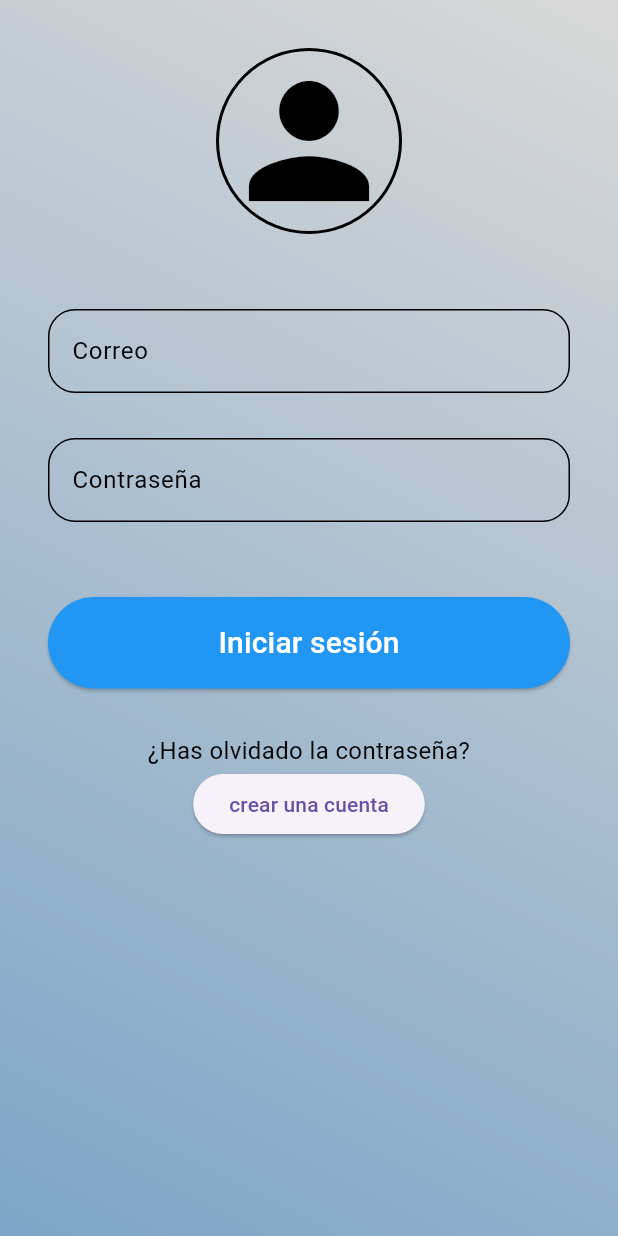
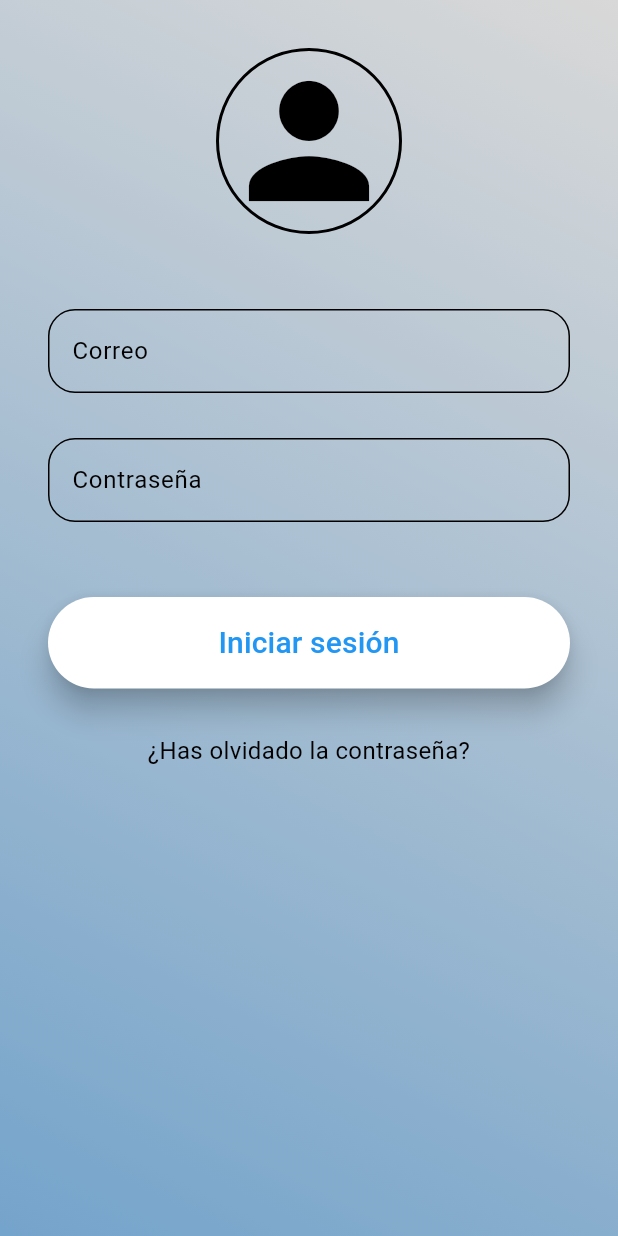
Before and after one commit to JesusGarciaShakur/App_Movil, a Flutter app: the screen it shows after launch, after a tap on "Iniciar sesión", on a phone screen of 412 x 824 dp. Run offline on Flutter 3.47's test engine with Material 3 defaults, Android fonts, the phone set to English and light mode, and no system bars; our stand-ins replace firebase_auth, firebase_core, firebase_database, fluttertoast, google_fonts, percent_indicator; accounts and stored records are empty.

Commit message:
Changes of containers and images

```diff
--- a/lib/Screens/contact_us.dart
+++ b/lib/Screens/contact_us.dart
@@ -1,3 +1,5 @@
+
+
 import 'package:flutter/material.dart';
 
 class ContactUs extends StatelessWidget {
--- a/lib/Screens/home_screen.dart
+++ b/lib/Screens/home_screen.dart
@@ -1,30 +1,22 @@
 import 'package:flutter/material.dart';
-import 'package:smca_application/create_account_screen.dart';
 import 'package:smca_application/login_page.dart';
 import 'package:smca_application/theme/app_theme.dart';
 
-class HomePage extends StatefulWidget {
-  const HomePage({super.key});
+class HomePage extends StatelessWidget {
+  const HomePage({Key? key}) : super(key: key);
 
-  @override
-  State<HomePage> createState() => LoginPageState();
-}
-
-class LoginPageState extends State<HomePage> {
-  TextEditingController usernameController = TextEditingController();
-  TextEditingController passwordController = TextEditingController();
   @override
   Widget build(BuildContext context) {
     return Container(
       decoration: AppTheme.foundColor,
       child: Scaffold(
         backgroundColor: Colors.transparent,
-        body: _page(),
+        body: _page(context),
       ),
     );
   }
 
-  Widget _page() {
+  Widget _page(BuildContext context) {
     return Padding(
       padding: const EdgeInsets.all(32.0),
       child: Center(
@@ -32,24 +24,22 @@ class LoginPageState extends State<HomePage> {
           mainAxisAlignment: MainAxisAlignment.center,
           children: [
             _logo(),
-            const SizedBox(height: 50.0),
-            _signInButton(),
-            const SizedBox(height: 30.0),
-            _createAccountButton(),
-            const SizedBox(height: 30.0),
+            const SizedBox(height: 80.0),
+            _signInButton(context),
+            const SizedBox(height: 40.0),
           ],
         ),
       ),
     );
   }
 
-  Card _logo() {
+  Widget _logo() {
     return Card(
       shape: RoundedRectangleBorder(
         borderRadius: BorderRadius.circular(360),
       ),
       margin: const EdgeInsets.all(20),
-      elevation: 10,
+      elevation: 10.0,
       child: const Column(
         children: [
           CircleAvatar(
@@ -61,68 +51,28 @@ class LoginPageState extends State<HomePage> {
     );
   }
 
-// Widgets de Usuario y contraseña
-  Future<Widget> inputField(String hintText, TextEditingController controller,
-      {isPassword = false}) async {
-    var border = OutlineInputBorder(
-        borderRadius: BorderRadius.circular(18.0),
-        borderSide: const BorderSide(color: Colors.black));
-    return TextField(
-      style: const TextStyle(color: AppTheme.iconColor),
-      controller: controller,
-      decoration: InputDecoration(
-          hintText: hintText,
-          hintStyle: const TextStyle(color: AppTheme.iconColor),
-          enabledBorder: border,
-          focusedBorder: border),
-      obscureText: isPassword,
-    );
-  }
-
-// Botón de inicio de sesión
-  Widget _signInButton() {
+  Widget _signInButton(BuildContext context) {
     return ElevatedButton(
       onPressed: () {
-        final ds1 = MaterialPageRoute(builder: (context) {
-          return const LoginPage();
-        });
-        Navigator.push(context, ds1);
+        Navigator.push(
+          context,
+          MaterialPageRoute(builder: (context) => const LoginPage()),
+        );
       },
       style: ElevatedButton.styleFrom(
-          foregroundColor: Colors.black,
-          backgroundColor: Colors.white,
-          shape: const StadiumBorder(),
-          padding: const EdgeInsets.symmetric(vertical: 16.0)),
+        foregroundColor: Colors.white, backgroundColor: Colors.blue,
+        shape: const StadiumBorder(),
+        padding: const EdgeInsets.symmetric(vertical: 16.0),
+        elevation: 8, // Sombra del botón
+      ),
       child: const SizedBox(
-          width: double.infinity,
-          child: Text(
-            "Iniciar sesión",
-            textAlign: TextAlign.center,
-            style: TextStyle(fontSize: 20.0),
-          )),
-    );
-  }
-
-  Widget _createAccountButton() {
-    return ElevatedButton(
-      onPressed: () {
-        final route2 = MaterialPageRoute(builder: (context) {
-          return const CreateAccount();
-        });
-        Navigator.push(context, route2);
-      },
-      style: ElevatedButton.styleFrom(
-          foregroundColor: Colors.white,
-          backgroundColor: Colors.blue,
-          shape: const StadiumBorder(),
-          padding: const EdgeInsets.symmetric(vertical: 16.0)),
-      child: const SizedBox(
-          width: double.infinity,
-          child: Text(
-            "Crear cuenta",
-            textAlign: TextAlign.center,
-            style: TextStyle(fontSize: 20.0),
-          )),
+        width: double.infinity,
+        child: Text(
+          "Iniciar sesión",
+          textAlign: TextAlign.center,
+          style: TextStyle(fontSize: 22.0),
+        ),
+      ),
     );
   }
 }
--- a/lib/login_page.dart
+++ b/lib/login_page.dart
@@ -1,13 +1,12 @@
 import 'package:firebase_auth/firebase_auth.dart';
 import 'package:flutter/material.dart';
-import 'package:smca_application/create_account_screen.dart';
 import 'package:smca_application/global/common/toast.dart';
 import 'package:smca_application/sign_in_screen.dart';
 import 'package:smca_application/theme/app_theme.dart';
 import 'package:smca_application/user_auth/firebase_auth_implementation/firebase_auth_services.dart';
 
 class LoginPage extends StatefulWidget {
-  const LoginPage({super.key});
+  const LoginPage({Key? key}) : super(key: key);
 
   @override
   State<LoginPage> createState() => _LoginPageState();
@@ -16,8 +15,9 @@ class LoginPage extends StatefulWidget {
 class _LoginPageState extends State<LoginPage> {
   final FirebaseAuthService _auth = FirebaseAuthService();
 
-  TextEditingController _emailController = TextEditingController();
-  TextEditingController _passwordController = TextEditingController();
+  TextEditingController emailController = TextEditingController();
+  TextEditingController passwordController = TextEditingController();
+
   @override
   Widget build(BuildContext context) {
     return Container(
@@ -42,34 +42,30 @@ class _LoginPageState extends State<LoginPage> {
           children: [
             _icon(),
             const SizedBox(height: 50.0),
-            _inputField("Correo", _emailController),
+            _inputField("Correo", emailController),
             const SizedBox(height: 30.0),
-            _inputField("Contraseña", _passwordController, isPassword: true),
+            _inputField("Contraseña", passwordController, isPassword: true),
             const SizedBox(height: 50.0),
             ElevatedButton(
               onPressed: _signIn,
               style: ElevatedButton.styleFrom(
-                  foregroundColor: Colors.white,
-                  backgroundColor: Colors.blue,
+                foregroundColor: Colors.blue,
+                backgroundColor: Colors.white,
                 shape: const StadiumBorder(),
-                  padding: const EdgeInsets.symmetric(vertical: 16.0)),
+                padding: const EdgeInsets.symmetric(vertical: 16.0),
+                elevation: 8, // Agregar sombra al botón
+              ),
               child: const SizedBox(
                 width: double.infinity,
                 child: Text(
                   "Iniciar sesión",
                   textAlign: TextAlign.center,
                   style: TextStyle(fontSize: 20.0),
-                  )),
+                ),
+              ),
             ),
             const SizedBox(height: 30.0),
             _passText(),
-            ElevatedButton(
-                onPressed: () {
-                  final ruta2 = MaterialPageRoute(
-                      builder: (context) => const CreateAccount());
-                  Navigator.push(context, ruta2);
-                },
-                child: Text("crear una cuenta"))
           ],
         ),
       ),
@@ -79,22 +75,23 @@ class _LoginPageState extends State<LoginPage> {
   Widget _icon() {
     return Container(
       decoration: BoxDecoration(
-          border: Border.all(color: AppTheme.iconColor, width: 2),
-          shape: BoxShape.circle),
+        border: Border.all(color: AppTheme.textColor, width: 2),
+        shape: BoxShape.circle,
+      ),
       child: const Icon(
         Icons.person,
-        color: AppTheme.iconColor,
+        color: AppTheme.textColor,
         size: 120.0,
       ),
     );
   }
 
-// Widgets de Usuario y contraseña
   Widget _inputField(String hintText, TextEditingController controller,
       {isPassword = false}) {
     var border = OutlineInputBorder(
       borderRadius: BorderRadius.circular(18.0),
-        borderSide: const BorderSide(color: Colors.black));
+      borderSide: const BorderSide(color: AppTheme.textColor),
+    );
     return TextField(
       style: const TextStyle(color: AppTheme.textColor),
       controller: controller,
@@ -102,7 +99,8 @@ class _LoginPageState extends State<LoginPage> {
         hintText: hintText,
         hintStyle: const TextStyle(color: AppTheme.textColor),
         enabledBorder: border,
-          focusedBorder: border),
+        focusedBorder: border,
+      ),
       obscureText: isPassword,
     );
   }
@@ -116,8 +114,8 @@ class _LoginPageState extends State<LoginPage> {
   }
 
   void _signIn() async {
-    String email = _emailController.text;
-    String password = _passwordController.text;
+    String email = emailController.text;
+    String password = passwordController.text;
 
     if (email.isEmpty || password.isEmpty) {
       ScaffoldMessenger.of(context).showSnackBar(
@@ -128,9 +126,9 @@ class _LoginPageState extends State<LoginPage> {
     User? user = await _auth.signInWithEmailAndPassword(email, password);
 
     if (user != null) {
-      showToast(message: "el usaurio a ingresado");
-      final ruta1 = MaterialPageRoute(builder: (context) => const SignIn());
-      Navigator.push(context, ruta1);
+      showToast(message: "el usuario ha ingresado");
+      final route = MaterialPageRoute(builder: (context) => const SignIn());
+      Navigator.push(context, route);
     }
   }
 }
--- a/lib/theme/app_theme.dart
+++ b/lib/theme/app_theme.dart
@@ -2,16 +2,17 @@ import 'package:flutter/material.dart';
 import 'package:google_fonts/google_fonts.dart';
 class AppTheme {
   static const textColor =  Color.fromARGB(255, 0, 0, 0);
-  static const iconColor =  Color.fromARGB(255, 0, 0, 0);
+  static const iconColor =  Color.fromARGB(255, 255, 255, 255);
   static const color = Color.fromARGB(199, 152, 179, 238);
   static const bottomColor =  Color.fromARGB(54, 73, 72, 72);
+  static const containerColor = Color.fromARGB(134, 29, 28, 28);
   static const foundColor = BoxDecoration(
           gradient: LinearGradient(
         begin: Alignment.topRight,
         end: Alignment.bottomLeft,
         colors: [
           Colors.white,
-          Color.fromARGB(255, 139, 190, 233),
+          Color.fromARGB(255, 128, 188, 238),
         ],
     ),
   );
--- a/pubspec.yaml
+++ b/pubspec.yaml
@@ -26,3 +26,9 @@ flutter:
   assets:
     - assets/img/logo.jpg
     - assets/img/rotoplas.png
+    - assets/img/Tin750.png
+    - assets/img/Tin1100.png
+    - assets/img/Tin1500.png
+    - assets/img/Tin2800.png
+    - assets/img/Tin5000.png
+    - assets/img/Tin10000.png
```
Also changed, not shown: lib/create_account_screen.dart (deleted, +0 -197 lines), lib/sign_in_screen.dart (+96 -87 lines), assets/img/Tin10000.png (added), assets/img/Tin1100.png (added), assets/img/Tin1500.png (added), assets/img/Tin2800.png (added), assets/img/Tin5000.png (added), assets/img/Tin750.png (added). Lines whose indentation alone changed are shown as unchanged.
